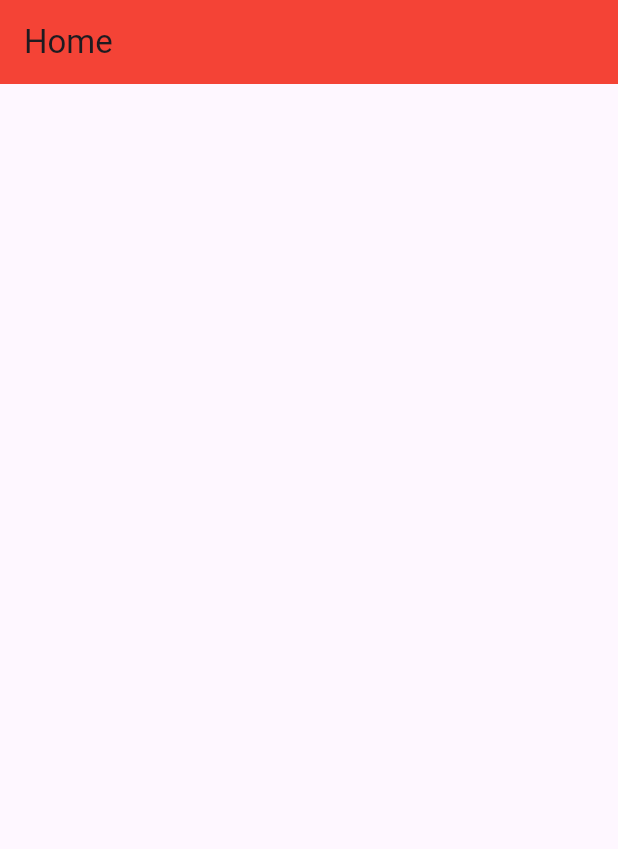
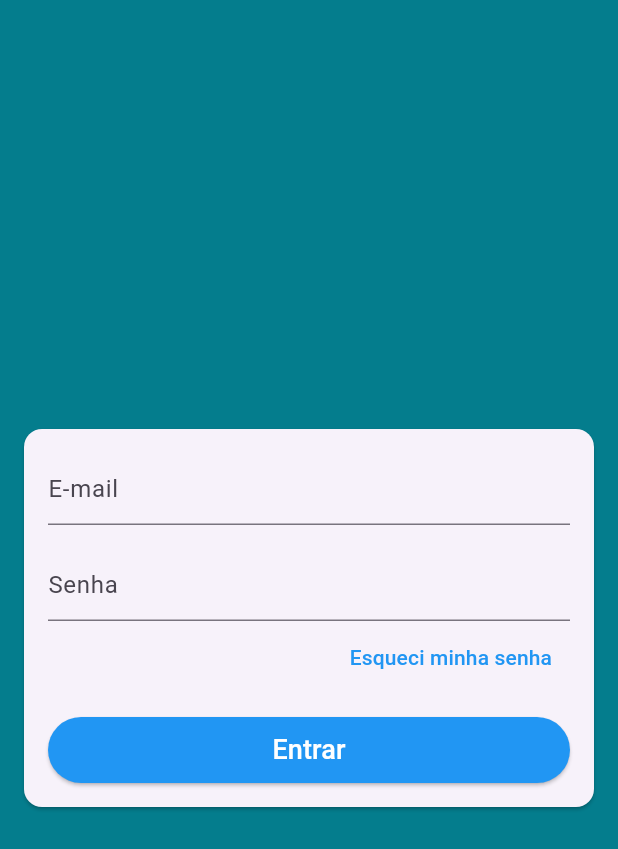
Before and after one commit to Socorro-Projetao/socorro, a Flutter app: the screen it shows after launch, on a phone screen of 412 x 824 dp. Shown: the top 849 px of the screen. Run offline on Flutter 3.47's test engine with Material 3 defaults, Android fonts, the phone set to English and light mode, and no system bars.

Commit message:
Tela de Login

```diff
--- a/socorro/lib/main.dart
+++ b/socorro/lib/main.dart
@@ -12,6 +12,11 @@
       title: 'SOCORRO',
       debugShowCheckedModeBanner: false,
       theme: ThemeData(
+        primaryColor: const Color.fromARGB(255, 4, 125, 141),
+        scaffoldBackgroundColor: const Color.fromARGB(255, 4, 125, 141),
+        appBarTheme: const AppBarTheme(
+          elevation: 0,
+        ),
         visualDensity: VisualDensity.adaptivePlatformDensity,
       ),
       home: BaseScreen(),
--- a/socorro/lib/screens/base/base_screen.dart
+++ b/socorro/lib/screens/base/base_screen.dart
@@ -1,6 +1,7 @@
 import 'package:flutter/material.dart';
 import 'package:provider/provider.dart';
 import 'package:socorro/models/page_manager.dart';
+import 'package:socorro/screens/login/login_screen.dart';
 
 class BaseScreen extends StatelessWidget {
   final PageController pageController = PageController();
@@ -13,10 +14,10 @@
         controller: pageController,
         physics: const NeverScrollableScrollPhysics(),
         children: <Widget>[
+          LoginScreen(),
           Scaffold(
             appBar: AppBar(
               title: const Text('Home'),
-              backgroundColor: Colors.red,
             ),
           ),
           Container(
--- /dev/null
+++ b/socorro/lib/screens/login/login_screen.dart
@@ -0,0 +1,75 @@
+import 'package:flutter/material.dart';
+
+class LoginScreen extends StatelessWidget {
+  @override
+  Widget build(Object context) {
+    return Scaffold(
+      body: Center(
+        child: Card(
+          margin: const EdgeInsets.symmetric(horizontal: 16),
+          child: ListView(
+            shrinkWrap: true,
+            padding: const EdgeInsets.all(16),
+            children: [
+              TextFormField(
+                decoration: const InputDecoration(hintText: 'E-mail'),
+                keyboardType: TextInputType.emailAddress,
+                autocorrect: false,
+                validator: (email) {
+                  return null;
+                },
+              ),
+              const SizedBox(
+                height: 16,
+              ),
+              TextFormField(
+                decoration: const InputDecoration(hintText: 'Senha'),
+                autocorrect: false,
+                obscureText: true,
+                validator: (pass) {
+                  if (pass == null || pass.isEmpty || pass.length < 6) {
+                    return 'Senha inválida';
+                  }
+                  return null;
+                },
+              ),
+              Align(
+                alignment: Alignment.centerRight,
+                child: TextButton(
+                  style: ButtonStyle(
+                    foregroundColor:
+                        MaterialStateProperty.all<Color>(Colors.blue),
+                  ),
+                  onPressed: () {},
+                  child: Text(
+                    'Esqueci minha senha',
+                  ),
+                ),
+              ),
+              const SizedBox(
+                height: 16,
+              ),
+              SizedBox(
+                height: 44,
+                child: ElevatedButton(
+                  style: ElevatedButton.styleFrom(
+                    backgroundColor: Colors.blue,
+                    foregroundColor: Colors
+                        .white, // Cor de fundo do botão // Padding personalizado
+                  ),
+                  onPressed: () {},
+                  child: const Text(
+                    'Entrar',
+                    style: TextStyle(
+                      fontSize: 18,
+                    ),
+                  ),
+                ),
+              ),
+            ],
+          ),
+        ),
+      ),
+    );
+  }
+}
```
